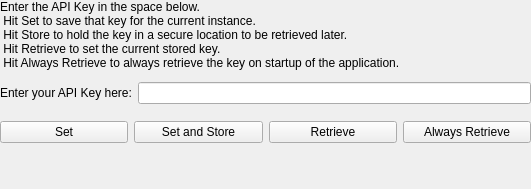
rmallow/howdyCoder, file howdyCoder/ui/qtUiFiles/keySetWidget.ui: the form before one commit.
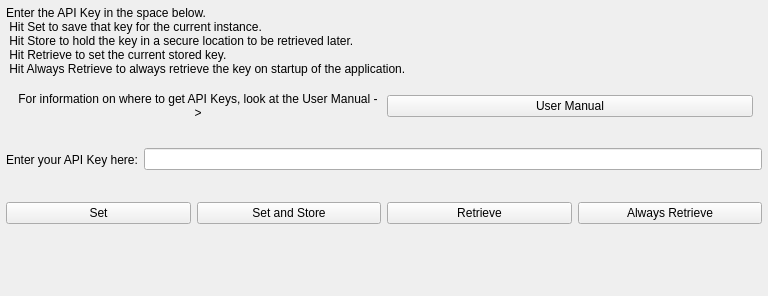
The form after the commit.

```diff
--- a/howdyCoder/ui/qtUiFiles/keySetWidget.ui
+++ b/howdyCoder/ui/qtUiFiles/keySetWidget.ui
@@ -6,8 +6,8 @@
    <rect>
     <x>0</x>
     <y>0</y>
-    <width>531</width>
-    <height>189</height>
+    <width>768</width>
+    <height>296</height>
    </rect>
   </property>
   <property name="windowTitle">
@@ -15,16 +15,16 @@
   </property>
   <layout class="QVBoxLayout" name="verticalLayout">
    <property name="leftMargin">
-    <number>0</number>
+    <number>6</number>
    </property>
    <property name="topMargin">
-    <number>0</number>
+    <number>6</number>
    </property>
    <property name="rightMargin">
-    <number>0</number>
+    <number>6</number>
    </property>
    <property name="bottomMargin">
-    <number>0</number>
+    <number>6</number>
    </property>
    <item>
     <widget class="QLabel" name="label">
@@ -37,6 +37,44 @@
      </property>
     </widget>
    </item>
+   <item>
+    <widget class="QWidget" name="widget_2" native="true">
+     <layout class="QHBoxLayout" name="horizontalLayout_4">
+      <item>
+       <widget class="QLabel" name="label_2">
+        <property name="sizePolicy">
+         <sizepolicy hsizetype="Preferred" vsizetype="Preferred">
+          <horstretch>1</horstretch>
+          <verstretch>0</verstretch>
+         </sizepolicy>
+        </property>
+        <property name="text">
+         <string>For information on where to get API Keys, look at the User Manual -&gt;</string>
+        </property>
+        <property name="alignment">
+         <set>Qt::AlignCenter</set>
+        </property>
+        <property name="wordWrap">
+         <bool>true</bool>
+        </property>
+       </widget>
+      </item>
+      <item>
+       <widget class="QPushButton" name="user_manual_button">
+        <property name="sizePolicy">
+         <sizepolicy hsizetype="Minimum" vsizetype="Fixed">
+          <horstretch>1</horstretch>
+          <verstretch>0</verstretch>
+         </sizepolicy>
+        </property>
+        <property name="text">
+         <string>User Manual</string>
+        </property>
+       </widget>
+      </item>
+     </layout>
+    </widget>
+   </item>
    <item>
     <widget class="QWidget" name="api_box" native="true">
      <layout class="QHBoxLayout" name="horizontalLayout">
```
